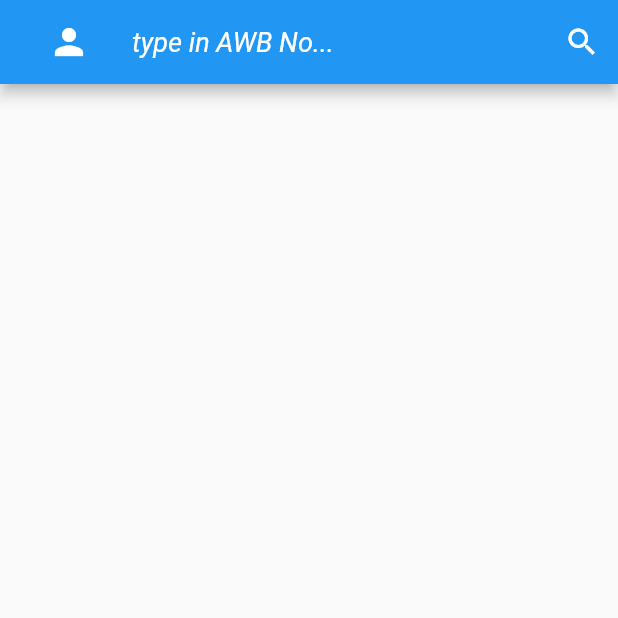
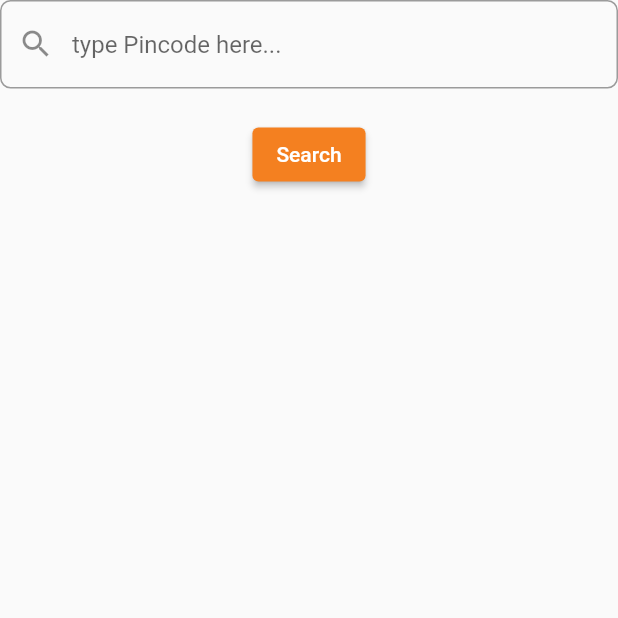
Before and after one commit to sujithmn/booking, a Flutter app: the NetworkScreen screen opened directly, on a phone screen of 412 x 824 dp, the top half of it. Run offline on Flutter 3.47's test engine with Material 2 defaults, Android fonts, the phone set to English and light mode, and no system bars; our stand-ins replace flutter_spinbox, flutter_toggle_tab, timelines; missing offline and left inert: dart:ffi, geocode.

Commit message:
Network tab - handled the exception, search box improved.

```diff
--- a/lib/tabs/network.dart
+++ b/lib/tabs/network.dart
@@ -21,31 +21,59 @@ class _BookingPageState extends State<NetworkScreen> {
   Widget build(BuildContext context) {
     final height = MediaQuery.of(context).size.height;
     return Scaffold(
-        appBar: AppBar(
-          title: CustomSearchbar(textController,'type in AWB No...'),
-          automaticallyImplyLeading: false,
-          actions: [
-            IconButton(
-              onPressed: () {
-    setState(() {
-      searchString = textController.text;
-        if(searchString.length==6) {
-          jsonResult = getFinalStatus();
-        }
-    });
-              },
-              icon: const Icon(Icons.search),
-            )
-          ],
-          centerTitle: true,
-        ),
+
 
     body: Column(
       crossAxisAlignment: CrossAxisAlignment.start,
       mainAxisSize: MainAxisSize.max,
       children:  [
-        SizedBox(
+
+
+        TextField(
+          controller: textController,
+          onChanged: (value){
+            setState(() {
+              //showDetails = false;
+             // showViewDetalsButton = false;
+            });
+          },
+          decoration: const InputDecoration(
+            hintText: "type Pincode here...",
+            prefixIcon: Icon(Icons.search),
+            border: OutlineInputBorder(
+              borderRadius:
+              BorderRadius.all(Radius.circular(7.0)),
+            ),
+          ),
+        ),
+        const SizedBox(
           height: 20,
+        ),
+
+        Column(
+          mainAxisAlignment: MainAxisAlignment.center,
+          crossAxisAlignment: CrossAxisAlignment.center,
+          children: <Widget>[
+            ElevatedButton(
+              child: new Text("Search"),
+              style: ButtonStyle(
+                backgroundColor: MaterialStateProperty.all<Color>(const Color(0xfff48020)),
+              ),
+              onPressed: (){
+
+                searchString = textController.text;
+                if(searchString.length==6) {
+                  jsonResult = getFinalStatus();
+                }
+
+                setState(() {
+
+                });
+
+              },
+            ),
+            Container(height: 10.0),//SizedBox(height: 20.0),
+          ],
         ),
 
         FutureBuilder<String>(
```
Also changed, not shown: lib/widgets/network_card.dart (+14 -3 lines).
